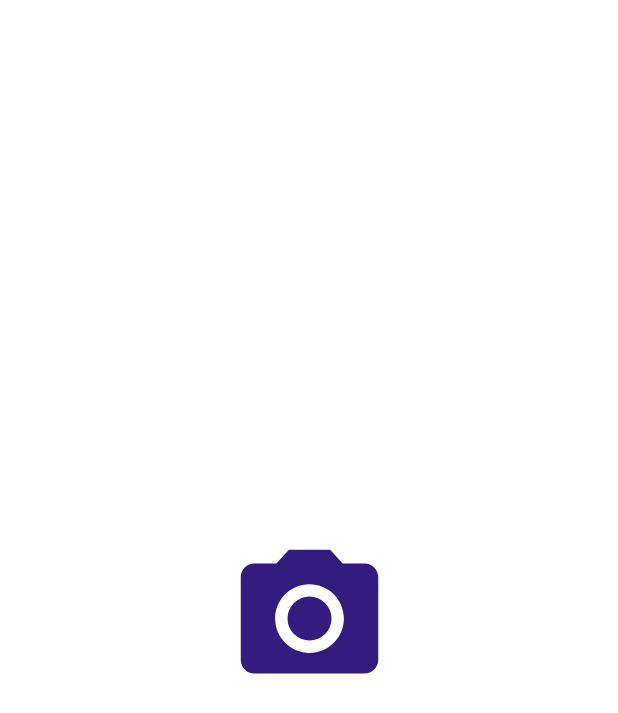
After one commit to woscxy/mymy112, an Android app: the FirstHome screen opened directly, with no data from a screen before it, on a phone screen of 412 x 824 dp. The commit adds this screen. Shown: the top 713 px of the screen. Run offline under Robolectric (Android 15) with nearby library versions, the phone set to English and light mode, and no system bars.

Commit message:
我叫潘思辰。。。

```diff
--- a/app/build.gradle
+++ b/app/build.gradle
@@ -32,5 +32,5 @@ dependencies {
     testImplementation 'junit:junit:4.12'
     androidTestImplementation 'androidx.test.ext:junit:1.1.1'
     androidTestImplementation 'androidx.test.espresso:espresso-core:3.2.0'
-
+    implementation 'com.google.android.gms:play-services-location:17.1.0'
 }
--- /dev/null
+++ b/app/src/main/java/edu/dali/FirstHome.java
@@ -0,0 +1,33 @@
+package edu.dali;
+
+import android.content.Intent;
+import android.os.Bundle;
+import android.os.Handler;
+import android.view.animation.AccelerateDecelerateInterpolator;
+import android.view.animation.AlphaAnimation;
+import android.view.animation.Animation;
+import android.widget.ImageView;
+
+import androidx.appcompat.app.AppCompatActivity;
+
+public class FirstHome extends AppCompatActivity {
+    @Override
+    protected void onCreate(Bundle savedInstanceState) {
+        super.onCreate(savedInstanceState);
+        setContentView(R.layout.activity_first_home);
+        Animation getout=new AlphaAnimation(1,0);
+        getout.setInterpolator(new AccelerateDecelerateInterpolator());
+        getout.setStartOffset(600);
+        getout.setDuration(1700);
+        final ImageView imageView=(ImageView)findViewById(R.id.image_camera);
+        imageView.setAnimation(getout);
+        new Handler().postDelayed(new Runnable() {
+            @Override
+            public void run() {
+                Intent i=new Intent(FirstHome.this, MainActivity.class);
+                startActivity(i);
+                finish();
+            }
+        },2000);
+    }
+}
--- /dev/null
+++ b/app/src/main/res/drawable-v24/ic_camera.xml
@@ -0,0 +1,6 @@
+<vector android:height="110dp" android:tint="#331B80"
+    android:viewportHeight="24" android:viewportWidth="24"
+    android:width="110dp" xmlns:android="http://schemas.android.com/apk/res/android">
+    <path android:fillColor="@android:color/white" android:pathData="M12,12m-3.2,0a3.2,3.2 0,1 1,6.4 0a3.2,3.2 0,1 1,-6.4 0"/>
+    <path android:fillColor="@android:color/white" android:pathData="M9,2L7.17,4L4,4c-1.1,0 -2,0.9 -2,2v12c0,1.1 0.9,2 2,2h16c1.1,0 2,-0.9 2,-2L22,6c0,-1.1 -0.9,-2 -2,-2h-3.17L15,2L9,2zM12,17c-2.76,0 -5,-2.24 -5,-5s2.24,-5 5,-5 5,2.24 5,5 -2.24,5 -5,5z"/>
+</vector>
--- /dev/null
+++ b/app/src/main/res/layout/activity_first_home.xml
@@ -0,0 +1,22 @@
+<?xml version="1.0" encoding="utf-8"?>
+<androidx.constraintlayout.widget.ConstraintLayout xmlns:android="http://schemas.android.com/apk/res/android"
+    xmlns:app="http://schemas.android.com/apk/res-auto"
+    xmlns:tools="http://schemas.android.com/tools"
+    android:layout_width="match_parent"
+    android:layout_height="match_parent"
+    android:layout_gravity="center"
+    android:background="@color/white"
+    tools:context=".FirstHome">
+
+    <ImageView
+        android:id="@+id/image_camera"
+        android:layout_width="wrap_content"
+        android:layout_height="wrap_content"
+        app:layout_constraintBottom_toBottomOf="parent"
+        app:layout_constraintEnd_toEndOf="parent"
+        app:layout_constraintHorizontal_bias="0.5"
+        app:layout_constraintStart_toStartOf="parent"
+        app:layout_constraintTop_toTopOf="parent"
+        app:srcCompat="@drawable/ic_camera"
+        tools:ignore="MissingConstraints,VectorDrawableCompat" />
+</androidx.constraintlayout.widget.ConstraintLayout>
--- a/app/src/main/res/layout/activity_gongneng.xml
+++ b/app/src/main/res/layout/activity_gongneng.xml
@@ -135,6 +135,7 @@
             android:gravity="center_horizontal"
             >
             <ImageView
+                android:backgroundTint="@color/colorPrimary"
                 android:id="@+id/gn2"
                 android:layout_width="25dp"
                 android:layout_height="25dp"
@@ -148,7 +149,7 @@
                 android:text=" 识别 "
                 android:gravity="center"
                 android:textSize="11sp"
-                android:textColor="#000000"
+                android:textColor="@color/colorPrimary"
                 android:layout_gravity="bottom"
                 />
 
--- a/app/src/main/res/layout/activity_main.xml
+++ b/app/src/main/res/layout/activity_main.xml
@@ -91,6 +91,7 @@
             android:layout_weight="1"
             >
             <ImageView
+                android:backgroundTint="@color/colorPrimary"
                 android:id="@+id/sy1"
                 android:layout_width="25dp"
                 android:layout_height="25dp"
@@ -104,7 +105,7 @@
                 android:text=" 首页 "
                 android:gravity="center"
                 android:textSize="11sp"
-                android:textColor="#000000"
+                android:textColor="@color/colorPrimary"
                 android:layout_gravity="bottom"
                 />
         </LinearLayout>
--- a/app/src/main/res/layout/activity_my.xml
+++ b/app/src/main/res/layout/activity_my.xml
@@ -173,6 +173,7 @@
             android:layout_weight="1"
             >
             <ImageView
+                android:backgroundTint="@color/colorPrimary"
                 android:id="@+id/sz2"
                 android:layout_width="25dp"
                 android:layout_height="25dp"
@@ -187,7 +188,7 @@
                 android:layout_gravity="bottom"
                 android:gravity="center"
                 android:text=" 我的 "
-                android:textColor="#000000"
+                android:textColor="@color/colorPrimary"
                 android:textSize="11sp" />
         </LinearLayout>
 
--- a/app/src/main/res/layout/activity_setting.xml
+++ b/app/src/main/res/layout/activity_setting.xml
@@ -153,6 +153,7 @@
             android:layout_weight="1"
             >
             <ImageView
+                android:backgroundTint="@color/colorPrimary"
                 android:id="@+id/sz3"
                 android:layout_width="25dp"
                 android:layout_height="25dp"
@@ -166,7 +167,7 @@
                 android:text=" 我的 "
                 android:gravity="center"
                 android:textSize="11sp"
-                android:textColor="#000000"
+                android:textColor="@color/colorPrimary"
                 android:layout_gravity="bottom"
                 />
         </LinearLayout>
--- a/app/src/main/res/values/colors.xml
+++ b/app/src/main/res/values/colors.xml
@@ -3,4 +3,5 @@
     <color name="colorPrimary">#6200EE</color>
     <color name="colorPrimaryDark">#3700B3</color>
     <color name="colorAccent">#03DAC5</color>
+    <color name="white">#ffffff</color>
 </resources>
--- a/app/src/main/res/values/styles.xml
+++ b/app/src/main/res/values/styles.xml
@@ -6,5 +6,10 @@
         <item name="colorPrimaryDark">@color/colorPrimaryDark</item>
         <item name="colorAccent">@color/colorAccent</item>
     </style>
-
+    <style name="FirstThem1" parent="Theme.AppCompat.NoActionBar">
+        <!-- Customize your theme here. -->
+        <item name="colorPrimary">@color/colorPrimary</item>
+        <item name="colorPrimaryDark">@color/white</item>
+        <item name="colorAccent">@color/colorAccent</item>
+    </style>
 </resources>
```
Also changed, not shown: app/src/main/AndroidManifest.xml (+10 -6 lines), app/src/main/java/edu/dali/Login.java (+44 -1 lines), app/src/main/java/edu/dali/Register.java (+43 -1 lines), app/src/main/java/edu/dali/image_album_show.java (+157 -24 lines), app/src/main/java/edu/dali/shezhi.java (+46 -0 lines).
